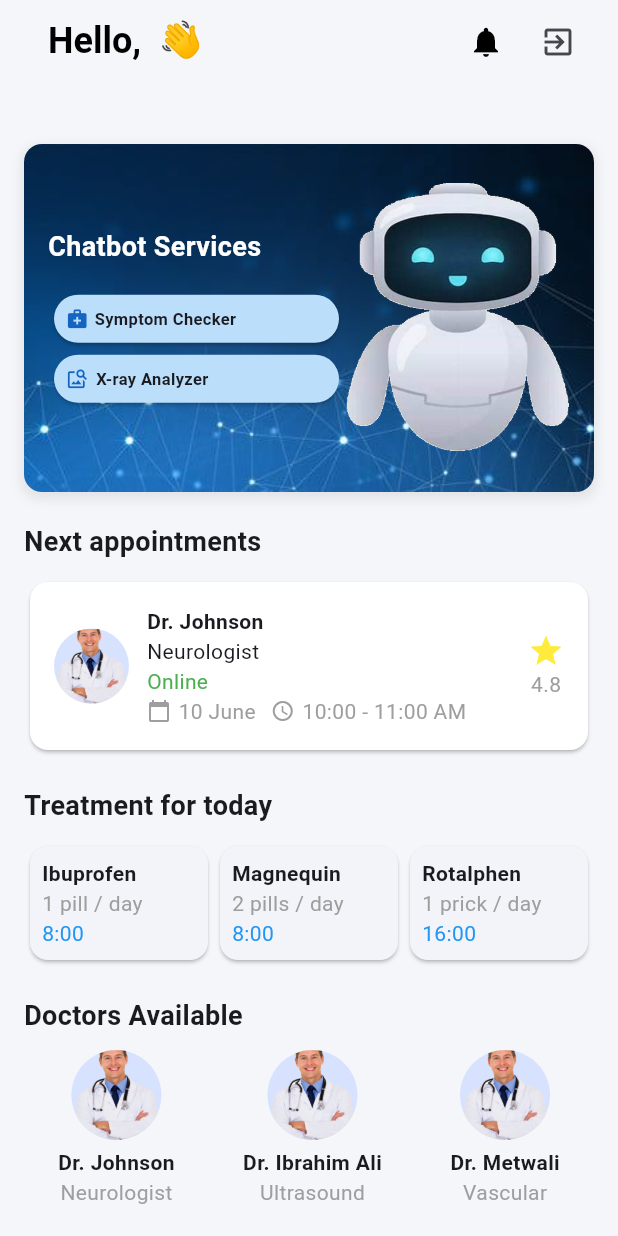
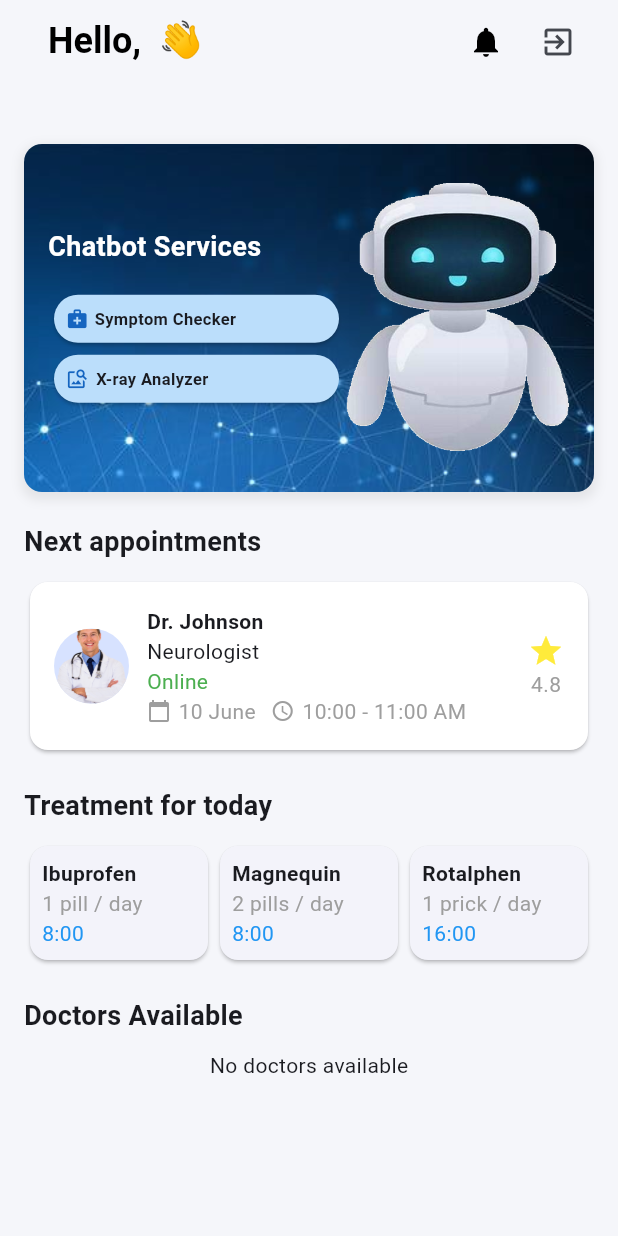
Before and after one commit to Omnyanasr/Hospital-Management, a Flutter app: the HomeScreen screen opened directly, on a phone screen of 412 x 824 dp. Run offline on Flutter 3.47's test engine with Material 3 defaults, Android fonts, the phone set to English and light mode, and no system bars; our stand-ins replace cloud_firestore, firebase_auth, firebase_core, firebase_storage, get, google_sign_in and 3 more; accounts and stored records are empty.

Commit message:
add doctors data

```diff
--- a/lib/components/doctors_available.dart
+++ b/lib/components/doctors_available.dart
@@ -1,44 +1,56 @@
 import 'package:flutter/material.dart';
-import 'package:get/get.dart'; // Ensure you have GetX for navigation
+import 'package:get/get.dart';
+import 'package:cloud_firestore/cloud_firestore.dart';
 import 'package:hospital_managment_project/components/family_member_card.dart';
 
 class DoctorsAvailable extends StatelessWidget {
   @override
   Widget build(BuildContext context) {
-    // List of doctors with their details
-    final List<Map<String, String>> doctors = [
-      {
-        "name": "Dr. Johnson",
-        "role": "Neurologist",
-        "imagePath": 'assets/doctor.png'
-      },
-      {
-        "name": "Dr. Ibrahim Ali",
-        "role": "Ultrasound",
-        "imagePath": 'assets/doctor.png'
-      },
-      {
-        "name": "Dr. Metwali",
-        "role": "Vascular",
-        "imagePath": 'assets/doctor.png'
-      },
-    ];
+    return StreamBuilder<QuerySnapshot>(
+      stream: FirebaseFirestore.instance.collection("doctors").snapshots(),
+      builder: (context, snapshot) {
+        if (snapshot.connectionState == ConnectionState.waiting) {
+          return Center(child: CircularProgressIndicator());
+        }
 
-    return Row(
-      mainAxisAlignment: MainAxisAlignment.spaceAround,
-      children: doctors.map((doctor) {
-        return GestureDetector(
-          onTap: () {
-            // Navigate to the appointment page with the selected doctor's name
-            Get.toNamed('/appointment', arguments: doctor['name']);
-          },
-          child: FamilyMemberCard(
-            name: doctor['name']!,
-            role: doctor['role']!,
-            imagePath: doctor['imagePath']!,
+        if (!snapshot.hasData || snapshot.data!.docs.isEmpty) {
+          return Center(child: Text("No doctors available"));
+        }
+
+        var doctors = snapshot.data!.docs;
+
+        return SizedBox(
+          height: 140, // Increased height for better visibility
+          child: SingleChildScrollView(
+            scrollDirection: Axis.horizontal, // Enables horizontal scrolling
+            child: Row(
+              children: doctors.map((doc) {
+                var data = doc.data() as Map<String, dynamic>;
+
+                return Container(
+                  width: 120, // Increased width per doctor card
+                  margin: const EdgeInsets.symmetric(
+                      horizontal: 10), // More spacing
+                  child: GestureDetector(
+                    onTap: () {
+                      Get.toNamed('/appointment',
+                          arguments: data['Doctor\'s Name']);
+                    },
+                    child: FamilyMemberCard(
+                      name: data['Doctor\'s Name'] ?? "Unknown",
+                      role: data['Specialty'] ?? "Unknown Specialty",
+                      imageUrl: data.containsKey('imageUrl') &&
+                              data['imageUrl'] != null
+                          ? data['imageUrl']
+                          : 'assets/doctor.png',
+                    ),
+                  ),
+                );
+              }).toList(),
+            ),
           ),
         );
-      }).toList(),
+      },
     );
   }
 }
--- a/lib/components/family_member_card.dart
+++ b/lib/components/family_member_card.dart
@@ -3,26 +3,31 @@ import 'package:flutter/material.dart';
 class FamilyMemberCard extends StatelessWidget {
   final String name;
   final String role;
-  final String imagePath;
+  final String imageUrl;
 
-  const FamilyMemberCard(
-      {super.key,
-      required this.name,
-      required this.role,
-      required this.imagePath});
+  const FamilyMemberCard({
+    super.key,
+    required this.name,
+    required this.role,
+    required this.imageUrl,
+  });
 
   @override
   Widget build(BuildContext context) {
+    bool isNetworkImage = imageUrl.startsWith('http');
+
     return Column(
       children: [
         CircleAvatar(
           radius: 30,
-          backgroundImage:
-              AssetImage(imagePath), // Replace with your image asset
+          backgroundImage: isNetworkImage
+              ? NetworkImage(imageUrl) // Firestore image URL
+              : AssetImage('assets/doctor.png') as ImageProvider, // Local asset
         ),
         const SizedBox(height: 5),
-        Text(name, style: const TextStyle(fontWeight: FontWeight.bold)),
-        Text(role, style: const TextStyle(color: Colors.grey)),
+        Text(name,
+            style: const TextStyle(fontWeight: FontWeight.bold, fontSize: 12)),
+        Text(role, style: const TextStyle(color: Colors.grey, fontSize: 10)),
       ],
     );
   }
--- a/lib/main.dart
+++ b/lib/main.dart
@@ -19,7 +19,6 @@ import 'package:hospital_managment_project/view/auth/login.dart';
 import 'package:hospital_managment_project/view/auth/signup.dart';
 import 'package:hospital_managment_project/view/pages/appointmentpage.dart';
 import 'package:hospital_managment_project/view/about_page.dart';
-
 
 Future<void> main() async {
   WidgetsFlutterBinding.ensureInitialized();
@@ -87,7 +86,6 @@ class MyApp extends StatelessWidget {
         GetPage(name: '/onboarding_info', page: () => OnboardingScreenInfo()),
         GetPage(name: '/info', page: () => AccountInformationPage()),
         GetPage(name: '/about', page: () => AboutPage()),
-
       ],
     );
   }
```
